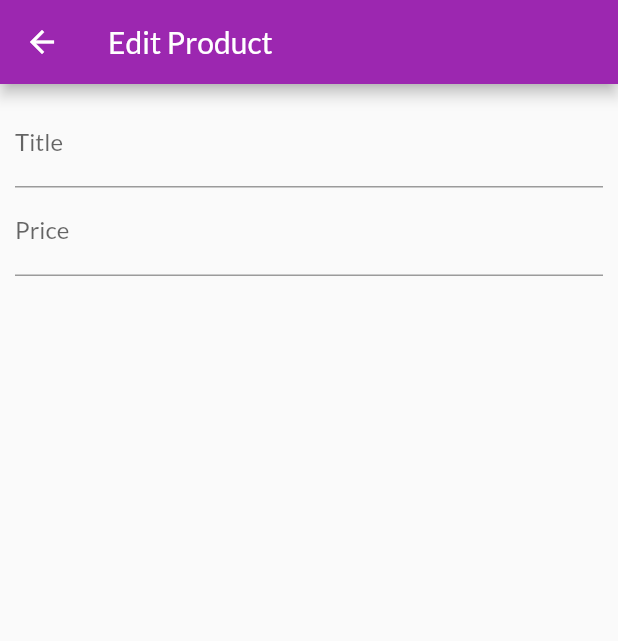
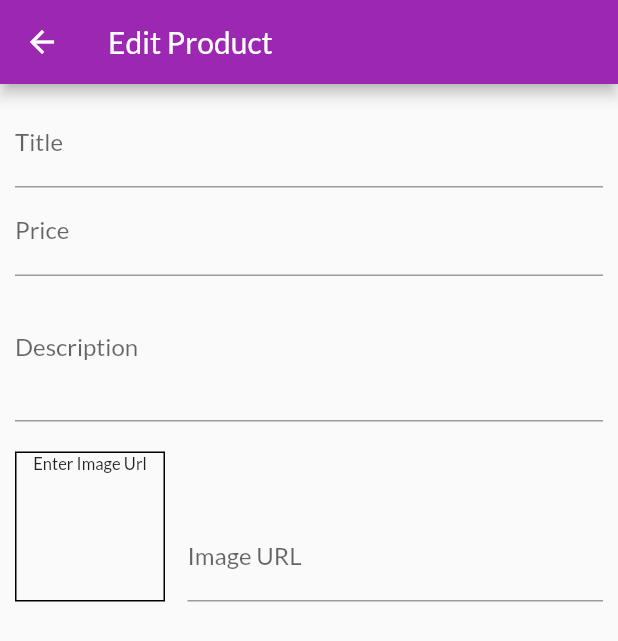
Before and after one commit to NitinNitinRaj/state_management, a Flutter app: the AddNewProduct screen opened by its route, on a phone screen of 412 x 824 dp. Shown: the top 641 px of the screen. Run offline on Flutter 3.47's test engine with Material 2 defaults, Android fonts, the phone set to English and light mode, and no system bars; network calls fail.

Commit message:
form inputs

```diff
--- a/lib/pages/add_new_product.dart
+++ b/lib/pages/add_new_product.dart
@@ -1,5 +1,4 @@
 import 'package:flutter/material.dart';
-import 'package:flutter/services.dart';
 
 class AddNewProduct extends StatefulWidget {
   static const routeName = "/add-new-product";
@@ -11,6 +10,28 @@ class AddNewProduct extends StatefulWidget {
 
 class _AddNewProductState extends State<AddNewProduct> {
   final _priceFocusNode = FocusNode();
+  final _desciptionFocusNode = FocusNode();
+  final _imageUrlController = TextEditingController();
+  final _imageUrlFocusedNode = FocusNode();
+
+  @override
+  void dispose() {
+    super.dispose();
+    _priceFocusNode.dispose();
+    _desciptionFocusNode.dispose();
+    _imageUrlController.dispose();
+  }
+
+  @override
+  void initState() {
+    super.initState();
+    _imageUrlFocusedNode.addListener(_updateImageChange);
+  }
+
+  void _updateImageChange() {
+    setState(() {});
+  }
+
   @override
   Widget build(BuildContext context) {
     return Scaffold(
@@ -35,6 +56,57 @@ class _AddNewProductState extends State<AddNewProduct> {
                 keyboardType: TextInputType.number,
                 focusNode: _priceFocusNode,
                 textInputAction: TextInputAction.next,
+                onFieldSubmitted: (_) {
+                  FocusScope.of(context).requestFocus(_desciptionFocusNode);
+                },
+              ),
+              TextFormField(
+                decoration: const InputDecoration(label: Text("Description")),
+                focusNode: _desciptionFocusNode,
+                maxLines: 3,
+                keyboardType: TextInputType.multiline,
+              ),
+              Row(
+                crossAxisAlignment: CrossAxisAlignment.end,
+                children: [
+                  Container(
+                    margin: const EdgeInsets.only(top: 20, right: 15),
+                    height: 100,
+                    width: 100,
+                    decoration: BoxDecoration(
+                      border: Border.all(
+                        color: Colors.black,
+                        width: 1,
+                      ),
+                    ),
+                    child: _imageUrlController.text.isEmpty
+                        ? const Text(
+                            "Enter Image Url",
+                            textAlign: TextAlign.center,
+                            style: TextStyle(fontSize: 11),
+                          )
+                        : FittedBox(
+                            child: Image.network(
+                              _imageUrlController.text,
+                              fit: BoxFit.cover,
+                            ),
+                          ),
+                  ),
+                  Expanded(
+                    child: TextFormField(
+                      decoration: const InputDecoration(
+                        label: Text("Image URL"),
+                      ),
+                      keyboardType: TextInputType.url,
+                      controller: _imageUrlController,
+                      focusNode: _imageUrlFocusedNode,
+                      onEditingComplete: () {
+                        setState(() {});
+                      },
+                      textInputAction: TextInputAction.done,
+                    ),
+                  )
+                ],
               )
             ],
           ),
```
